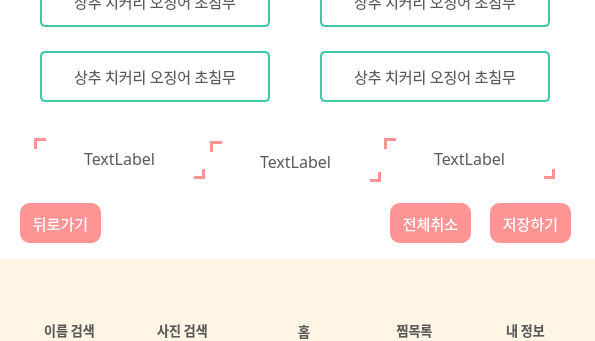
This is UI/MainPage.ui in gimmjuu/AIHomeMadeChef as Qt 5 draws it before an edit; both pictures show x 0 to 595 and y 501 to 842 of the 595 by 842 pixel window. The edited form follows.
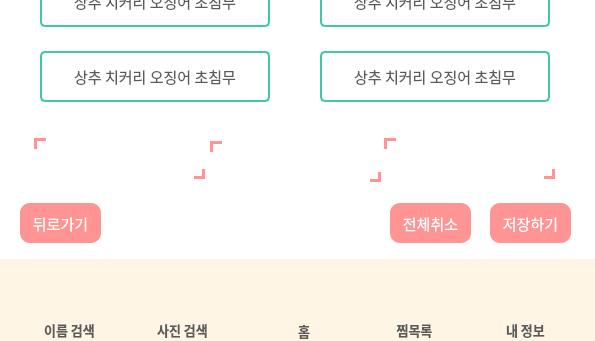
This is the edited form. The open tabs and pages were chosen to show the change. Icons and pictures are not drawn.

The edit to the form file:
```diff
--- a/UI/MainPage.ui
+++ b/UI/MainPage.ui
@@ -2870,7 +2870,7 @@
 border-style: solid;</string>
         </property>
         <property name="text">
-         <string>TextLabel</string>
+         <string/>
         </property>
         <property name="alignment">
          <set>Qt::AlignCenter</set>
@@ -2990,7 +2990,7 @@
 border-style: solid;</string>
         </property>
         <property name="text">
-         <string>TextLabel</string>
+         <string/>
         </property>
         <property name="alignment">
          <set>Qt::AlignCenter</set>
@@ -3071,7 +3071,7 @@
 border-style: solid;</string>
         </property>
         <property name="text">
-         <string>TextLabel</string>
+         <string/>
         </property>
         <property name="alignment">
          <set>Qt::AlignCenter</set>
```
Left out of the diff: 34 changed lines with no effect on the pictures.
